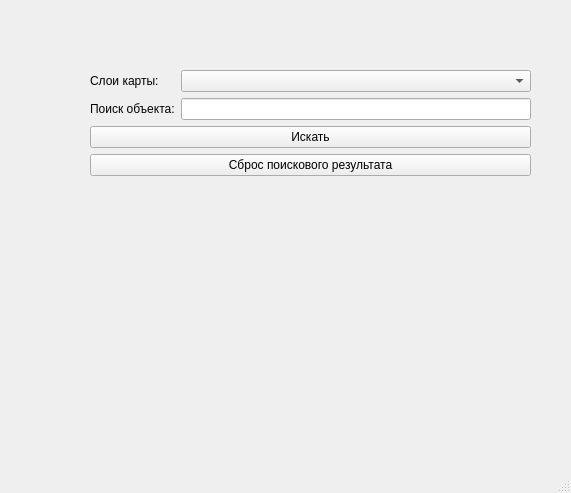
This is dis.ui in NotnaKO/individ_play as Qt 5 draws it before an edit. The edited form follows.
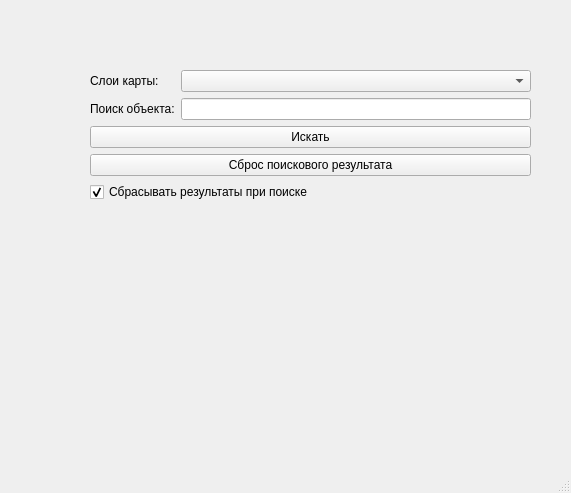
This is the edited form.

Diff of the .ui file:
```diff
--- a/dis.ui
+++ b/dis.ui
@@ -62,6 +62,16 @@
        </property>
       </widget>
      </item>
+     <item row="4" column="0" colspan="2">
+      <widget class="QCheckBox" name="checkBox">
+       <property name="text">
+        <string>Сбрасывать результаты при поиске</string>
+       </property>
+       <property name="checked">
+        <bool>true</bool>
+       </property>
+      </widget>
+     </item>
     </layout>
    </widget>
   </widget>
```
